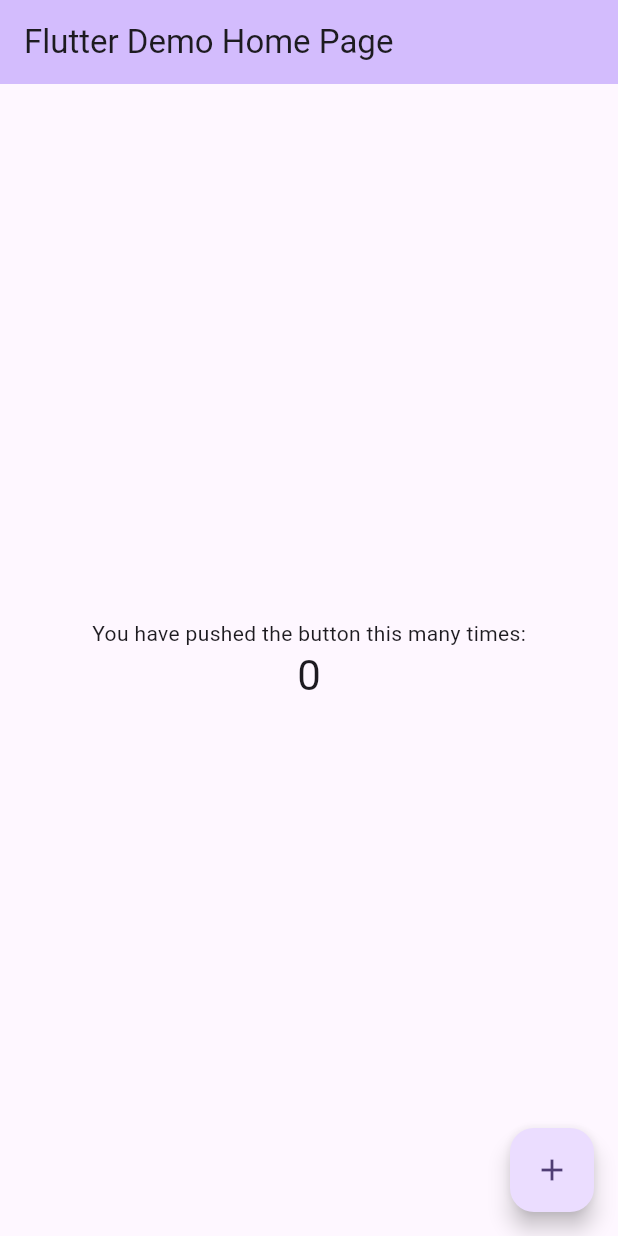
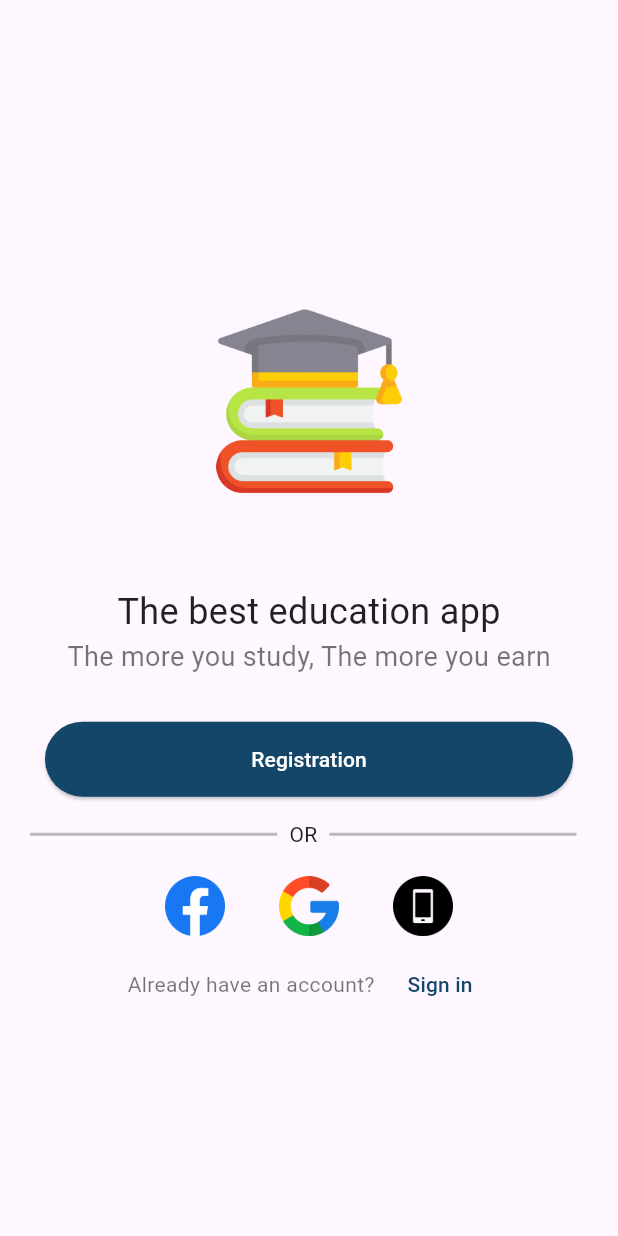
Before and after one commit to rakibur557/learn, a Flutter app: the screen it shows after launch, on a phone screen of 412 x 824 dp. Run offline on Flutter 3.47's test engine with Material 2 defaults, Android fonts, the phone set to English and light mode, and no system bars; our stand-ins replace get, velocity_x.

Commit message:
applogo,wellcome,registration,login,otp those page

```diff
--- a/lib/main.dart
+++ b/lib/main.dart
@@ -1,4 +1,6 @@
 import 'package:flutter/material.dart';
+import 'package:get/get.dart';
+import 'views/wellcome_screen/wellcome_screen.dart';
 
 void main() {
   runApp(const MyApp());
@@ -10,7 +12,8 @@ class MyApp extends StatelessWidget {
   // This widget is the root of your application.
   @override
   Widget build(BuildContext context) {
-    return MaterialApp(
+    return GetMaterialApp(
+      debugShowCheckedModeBanner: false,
       title: 'Learn',
       theme: ThemeData(
         // This is the theme of your application.
@@ -31,95 +34,7 @@ class MyApp extends StatelessWidget {
         colorScheme: ColorScheme.fromSeed(seedColor: Colors.deepPurple),
         useMaterial3: true,
       ),
-      home: const MyHomePage(title: 'Flutter Demo Home Page'),
+      home: const WellcomeScreen(),
     );
   }
 }
-
-class MyHomePage extends StatefulWidget {
-  const MyHomePage({super.key, required this.title});
-
-  // This widget is the home page of your application. It is stateful, meaning
-  // that it has a State object (defined below) that contains fields that affect
-  // how it looks.
-
-  // This class is the configuration for the state. It holds the values (in this
-  // case the title) provided by the parent (in this case the App widget) and
-  // used by the build method of the State. Fields in a Widget subclass are
-  // always marked "final".
-
-  final String title;
-
-  @override
-  State<MyHomePage> createState() => _MyHomePageState();
-}
-
-class _MyHomePageState extends State<MyHomePage> {
-  int _counter = 0;
-
-  void _incrementCounter() {
-    setState(() {
-      // This call to setState tells the Flutter framework that something has
-      // changed in this State, which causes it to rerun the build method below
-      // so that the display can reflect the updated values. If we changed
-      // _counter without calling setState(), then the build method would not be
-      // called again, and so nothing would appear to happen.
-      _counter++;
-    });
-  }
-
-  @override
-  Widget build(BuildContext context) {
-    // This method is rerun every time setState is called, for instance as done
-    // by the _incrementCounter method above.
-    //
-    // The Flutter framework has been optimized to make rerunning build methods
-    // fast, so that you can just rebuild anything that needs updating rather
-    // than having to individually change instances of widgets.
-    return Scaffold(
-      appBar: AppBar(
-        // TRY THIS: Try changing the color here to a specific color (to
-        // Colors.amber, perhaps?) and trigger a hot reload to see the AppBar
-        // change color while the other colors stay the same.
-        backgroundColor: Theme.of(context).colorScheme.inversePrimary,
-        // Here we take the value from the MyHomePage object that was created by
-        // the App.build method, and use it to set our appbar title.
-        title: Text(widget.title),
-      ),
-      body: Center(
-        // Center is a layout widget. It takes a single child and positions it
-        // in the middle of the parent.
-        child: Column(
-          // Column is also a layout widget. It takes a list of children and
-          // arranges them vertically. By default, it sizes itself to fit its
-          // children horizontally, and tries to be as tall as its parent.
-          //
-          // Column has various properties to control how it sizes itself and
-          // how it positions its children. Here we use mainAxisAlignment to
-          // center the children vertically; the main axis here is the vertical
-          // axis because Columns are vertical (the cross axis would be
-          // horizontal).
-          //
-          // TRY THIS: Invoke "debug painting" (choose the "Toggle Debug Paint"
-          // action in the IDE, or press "p" in the console), to see the
-          // wireframe for each widget.
-          mainAxisAlignment: MainAxisAlignment.center,
-          children: <Widget>[
-            const Text(
-              'You have pushed the button this many times:',
-            ),
-            Text(
-              '$_counter',
-              style: Theme.of(context).textTheme.headlineMedium,
-            ),
-          ],
-        ),
-      ),
-      floatingActionButton: FloatingActionButton(
-        onPressed: _incrementCounter,
-        tooltip: 'Increment',
-        child: const Icon(Icons.add),
-      ), // This trailing comma makes auto-formatting nicer for build methods.
-    );
-  }
-}
--- /dev/null
+++ b/lib/views/wellcome_screen/component/line.dart
@@ -0,0 +1,20 @@
+import 'package:flutter/material.dart';
+
+class MyPainter extends CustomPainter {
+  @override
+  void paint(Canvas canvas, Size size) {
+    Paint paint = Paint()
+      ..color = Colors.black26 // Change the color if needed
+      ..strokeWidth = 2; // Change the line thickness if needed
+
+    Offset startPoint = Offset(0, size.height / 2);
+    Offset endPoint = Offset(size.width, size.height / 2);
+
+    canvas.drawLine(startPoint, endPoint, paint);
+  }
+
+  @override
+  bool shouldRepaint(covariant CustomPainter oldDelegate) {
+    return false;
+  }
+}
--- /dev/null
+++ b/lib/views/wellcome_screen/wellcome_screen.dart
@@ -0,0 +1,104 @@
+import 'package:flutter/material.dart';
+import 'package:get/get.dart';
+import 'package:velocity_x/velocity_x.dart';
+
+import '../Registration_page/Registration_page.dart';
+import '../signin_page/signin_screen.dart';
+import 'component/line.dart';
+
+class WellcomeScreen extends StatelessWidget {
+  const WellcomeScreen({super.key});
+
+  @override
+  Widget build(BuildContext context) {
+    return Scaffold(
+      body: Column(
+        crossAxisAlignment: CrossAxisAlignment.center,
+        mainAxisAlignment: MainAxisAlignment.center,
+        children: [
+          Image.asset(
+            "assets/icons/icon.png",
+            height: context.screenHeight * .3,
+            width: context.screenWidth * .3,
+          ).box.alignment(Alignment.center).make(),
+          "The best education app".text.size(24).color(Colors.black87).make(),
+          "The more you study, The more you earn"
+              .text
+              .size(18)
+              .color(Colors.black54)
+              .make(),
+          30.heightBox,
+          SizedBox(
+            height: 50,
+            width: context.screenWidth - 60,
+            child: ElevatedButton(
+              style: ElevatedButton.styleFrom(
+                  backgroundColor: const Color(0xFF134668)),
+              onPressed: () {
+                Get.to(() => const RegistrationPage());
+              },
+              child: "Registration".text.white.make(),
+            ),
+          ),
+          15.heightBox,
+          Row(
+            children: [
+              CustomPaint(
+                size: Size(context.screenWidth * .40, 1), // Size of the line
+                painter: MyPainter(), // CustomPainter
+              ),
+              8.widthBox,
+              "OR".text.make(),
+              8.widthBox,
+              CustomPaint(
+                size: Size(context.screenWidth * .40, 1), // Size of the line
+                painter: MyPainter(), // CustomPainter
+              ),
+            ],
+          ).box.padding(const EdgeInsets.symmetric(horizontal: 20)).make(),
+          10.heightBox,
+          Row(
+            mainAxisAlignment: MainAxisAlignment.center,
+            children: [
+              IconButton(
+                onPressed: () {},
+                icon: Image.asset(
+                  "assets/icons/facebook.png",
+                  width: 40,
+                ),
+              ),
+              20.widthBox,
+              IconButton(
+                onPressed: () {},
+                icon: Image.asset(
+                  "assets/icons/google.png",
+                  width: 40,
+                ),
+              ),
+              20.widthBox,
+              IconButton(
+                onPressed: () {},
+                icon: Image.asset(
+                  "assets/icons/phone.png",
+                  width: 40,
+                ),
+              ),
+            ],
+          ),
+          Row(
+            mainAxisAlignment: MainAxisAlignment.center,
+            children: [
+              "Already have an account?".text.color(Colors.black54).make(),
+              10.widthBox,
+              TextButton(
+                  onPressed: () {
+                    Get.to(() => const SigninScreen());
+                  },
+                  child: "Sign in".text.color(const Color(0xFF134668)).make())
+            ],
+          )
+        ],
+      ),
+    );
+  }
+}
```
Also changed, not shown: lib/views/Registration_page/Registration_page.dart (added, +82 -0 lines), lib/views/Registration_page/component/coustom_textfield.dart (added, +33 -0 lines), lib/views/Registration_page/varification_page.dart (added, +54 -0 lines), lib/views/home_screen/home_screen.dart (added, +15 -0 lines), lib/views/signin_page/signin_screen.dart (added, +90 -0 lines), pubspec.yaml (+12 -4 lines), assets/icons/facebook.png (added), assets/icons/google.png (added), assets/icons/icon.png (added), assets/icons/phone.png (added), assets/images/learning.png (added), pubspec.lock, 27 other files.
